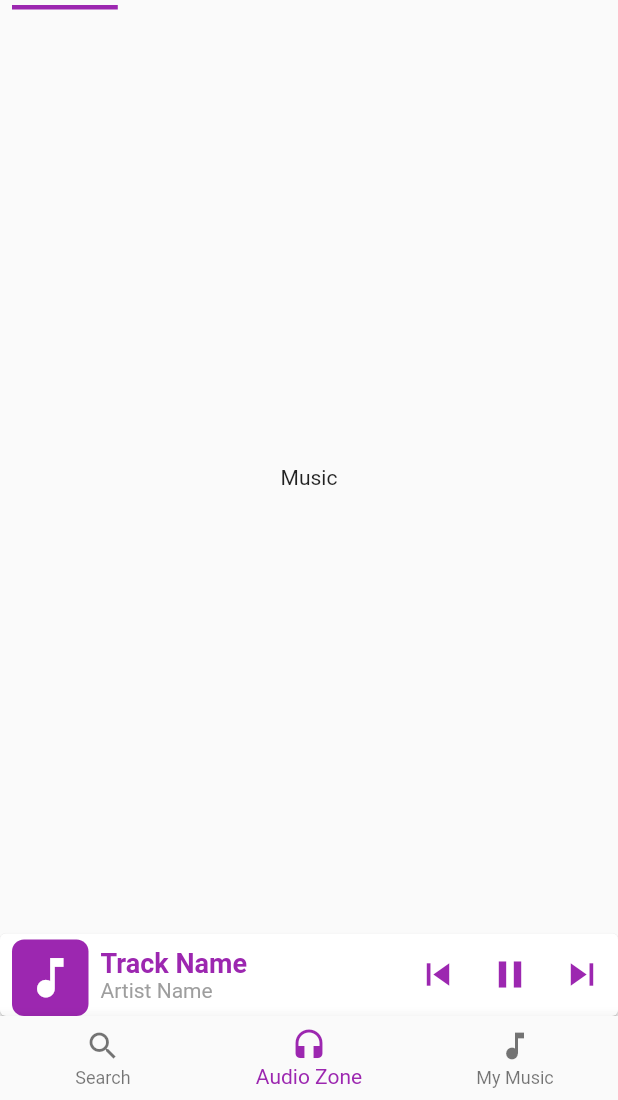
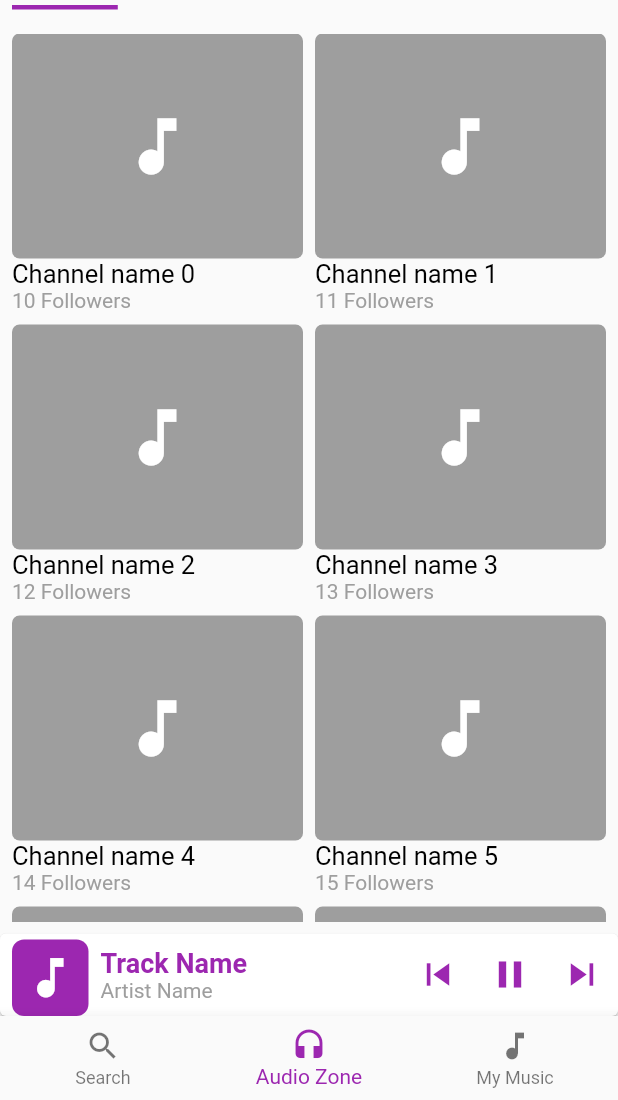
Before and after one commit to m7mdra/zoolvibes, a Flutter app: the screen it shows after launch, swiped to page 2, on a phone screen of 412 x 824 dp, the part 136-1236 px from its top. Run offline on Flutter 3.47's test engine with Material 2 defaults, Android fonts, the phone set to English and light mode, and no system bars.

Commit message:
added design to audiozone and channel details

```diff
--- a/lib/pages/audio_zone_page_view_page.dart
+++ b/lib/pages/audio_zone_page_view_page.dart
@@ -1,4 +1,6 @@
 import 'package:flutter/material.dart';
+import 'package:zoolvibes/pages/channel_details_page.dart';
+import 'package:zoolvibes/pages/user_playlists_page.dart';
 
 class AudioZonePageViewPage extends StatefulWidget {
   @override
@@ -52,6 +54,7 @@ class AudioZoneTabPage extends StatefulWidget {
   final TabMode tabMode;
 
   const AudioZoneTabPage({Key key, this.tabMode}) : super(key: key);
+
   @override
   _AudioZoneTabPageState createState() => _AudioZoneTabPageState();
 }
@@ -61,14 +64,99 @@ class _AudioZoneTabPageState extends State<AudioZoneTabPage> {
   Widget build(BuildContext context) {
     TabMode tabMode = widget.tabMode;
     if (tabMode == TabMode.Music)
-      return Center(
-        child: Text('Music'),
-      );
+      return MusicTabPage();
     else
-      return Center(
-        child: Text('Radio'),
-      );
+      return RadioTabPage();
   }
 }
 
 enum TabMode { Music, Radio }
+
+class RadioTabPage extends StatefulWidget {
+  @override
+  _RadioTabPageState createState() => _RadioTabPageState();
+}
+
+class _RadioTabPageState extends State<RadioTabPage> {
+  @override
+  Widget build(BuildContext context) {
+    return Scaffold(
+      body: Padding(
+        padding: const EdgeInsets.all(8.0),
+        child: GridView.builder(
+          primary: true,
+          shrinkWrap: true,
+          itemCount: 10,
+          itemBuilder: (context, index) {
+            return generateFakeGridItemWithIndex(context, index);
+          },
+          gridDelegate: SliverGridDelegateWithFixedCrossAxisCount(
+            crossAxisCount: 2,
+            crossAxisSpacing: 8,
+          ),
+        ),
+      ),
+    );
+  }
+}
+
+class MusicTabPage extends StatefulWidget {
+  @override
+  _MusicTabPageState createState() => _MusicTabPageState();
+}
+
+class _MusicTabPageState extends State<MusicTabPage> {
+  @override
+  Widget build(BuildContext context) {
+    return Scaffold(
+      body: Padding(
+        padding: const EdgeInsets.all(8.0),
+        child: GridView.builder(
+          primary: true,
+          shrinkWrap: true,
+          itemCount: 10,
+          itemBuilder: (context, index) {
+            return generateFakeGridItemWithIndex(context, index);
+          },
+          gridDelegate: SliverGridDelegateWithFixedCrossAxisCount(
+            crossAxisCount: 2,
+            crossAxisSpacing: 8,
+          ),
+        ),
+      ),
+    );
+  }
+}
+
+Widget generateFakeGridItemWithIndex(context, index) {
+  return GridTile(
+    child: InkWell(
+      onTap: () {
+        Navigator.of(context).push(
+            MaterialPageRoute(builder: (context) => ChannelDetailsPage()));
+      },
+      child: Column(
+        crossAxisAlignment: CrossAxisAlignment.start,
+        children: <Widget>[
+          Container(
+            decoration: BoxDecoration(
+                color: Colors.grey,
+                borderRadius: BorderRadius.all(Radius.circular(5))),
+            width: 200,
+            height: 150,
+            child: Icon(
+              Icons.music_note,
+              color: Colors.white,
+              size: 50,
+            ),
+          ),
+          Text(
+            'Channel name $index',
+            style: TextStyle(color: Colors.black, fontSize: 17.0),
+          ),
+          Text('1$index Followers', style: TextStyle(color: Colors.grey)),
+        ],
+      ),
+    ),
+  );
+}
--- a/lib/widgets/seekbar.dart
+++ b/lib/widgets/seekbar.dart
@@ -8,7 +8,6 @@ import 'dart:ui' as ui;
 import 'package:flutter/material.dart' show Color, Colors;
 
 import 'dart:math' as math;
-import 'dart:ui' as ui;
 import 'package:flutter/foundation.dart';
 import 'package:flutter/widgets.dart';
 import 'package:flutter/material.dart';
```
Also changed, not shown: lib/pages/channel_details_page.dart (added, +113 -0 lines).
